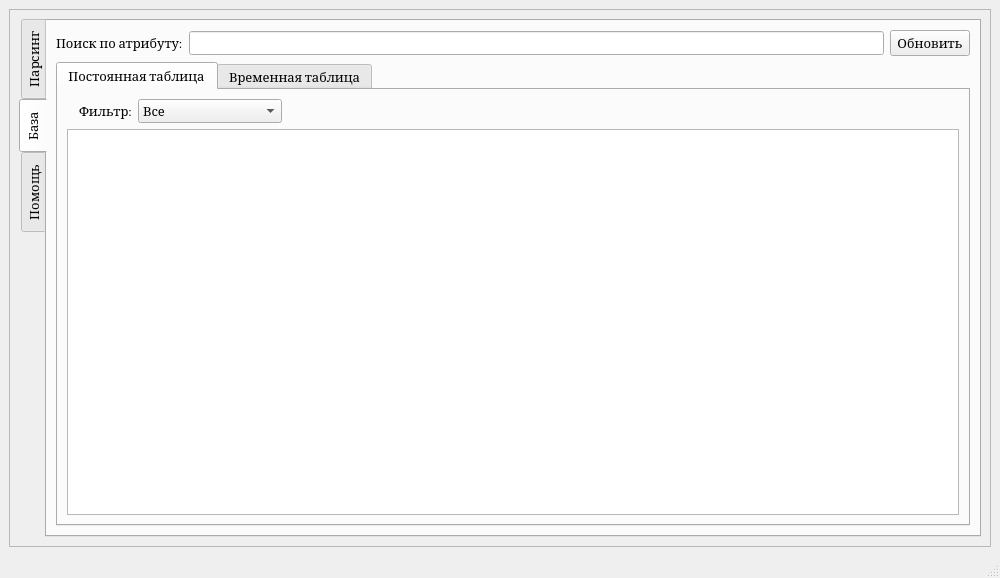
Old version of the form UI/parsingMain.ui in the repository almanah12/caspi_algo1_01.
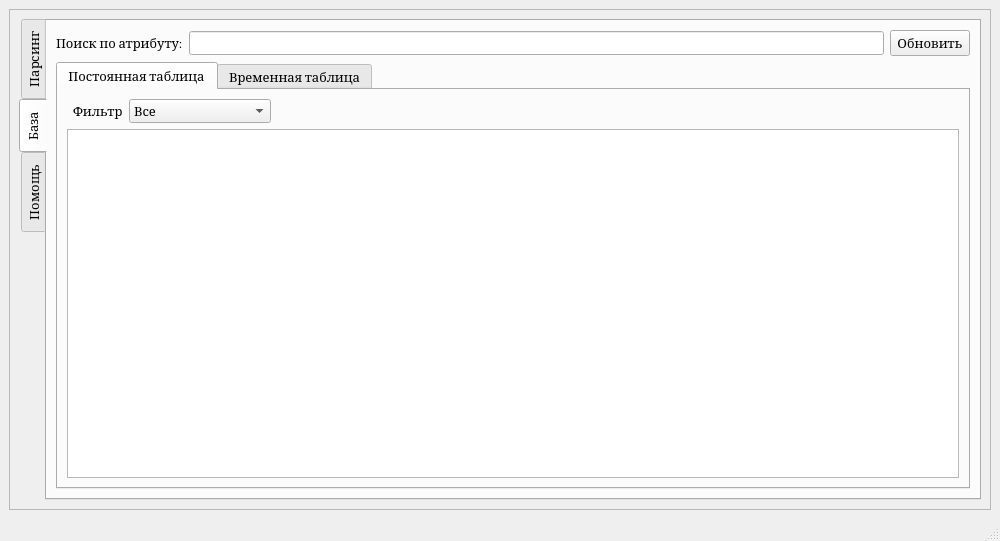
New version of the form. The open tabs and pages were chosen to show the change. Icons and pictures are not drawn.

The edit to the form file:
```diff
--- a/UI/parsingMain.ui
+++ b/UI/parsingMain.ui
@@ -7,7 +7,7 @@
     <x>0</x>
     <y>0</y>
     <width>1000</width>
-    <height>578</height>
+    <height>541</height>
    </rect>
   </property>
   <property name="font">
@@ -50,7 +50,7 @@
          <x>0</x>
          <y>0</y>
          <width>980</width>
-         <height>538</height>
+         <height>501</height>
         </rect>
        </property>
        <layout class="QVBoxLayout" name="verticalLayout_11">
@@ -306,29 +306,28 @@
                 <string>Постоянная таблица</string>
                </attribute>
                <layout class="QGridLayout" name="gridLayout">
+                <item row="0" column="1">
+                 <widget class="QLabel" name="label_2">
+                  <property name="text">
+                   <string>Фильтр</string>
+                  </property>
+                 </widget>
+                </item>
+                <item row="1" column="0" colspan="8">
+                 <widget class="QTableView" name="permanent_tableView">
+                  <property name="enabled">
+                   <bool>true</bool>
+                  </property>
+                 </widget>
+                </item>
                 <item row="0" column="3">
-                 <widget class="QComboBox" name="filter_comboBox">
-                  <property name="enabled">
-                   <bool>true</bool>
+                 <widget class="QLabel" name="label_3">
+                  <property name="text">
+                   <string/>
                   </property>
-                  <item>
-                   <property name="text">
-                    <string>Все</string>
-                   </property>
-                  </item>
-                  <item>
-                   <property name="text">
-                    <string>Товары с данными</string>
-                   </property>
-                  </item>
-                  <item>
-                   <property name="text">
-                    <string>Товары без данных</string>
-                   </property>
-                  </item>
                  </widget>
                 </item>
-                <item row="0" column="5">
+                <item row="0" column="7">
                  <spacer name="horizontalSpacer_3">
                   <property name="orientation">
                    <enum>Qt::Horizontal</enum>
@@ -342,17 +341,25 @@
                  </spacer>
                 </item>
                 <item row="0" column="2">
-                 <widget class="QLabel" name="label_3">
-                  <property name="text">
-                   <string>Фильтр:</string>
-                  </property>
-                 </widget>
-                </item>
-                <item row="1" column="0" colspan="6">
-                 <widget class="QTableView" name="permanent_tableView">
+                 <widget class="QComboBox" name="filter_comboBox">
                   <property name="enabled">
                    <bool>true</bool>
                   </property>
+                  <item>
+                   <property name="text">
+                    <string>Все</string>
+                   </property>
+                  </item>
+                  <item>
+                   <property name="text">
+                    <string>Товары с данными</string>
+                   </property>
+                  </item>
+                  <item>
+                   <property name="text">
+                    <string>Товары без данных</string>
+                   </property>
+                  </item>
                  </widget>
                 </item>
                </layout>
```
Left out of the diff: 63 changed lines with no effect on the pictures.
